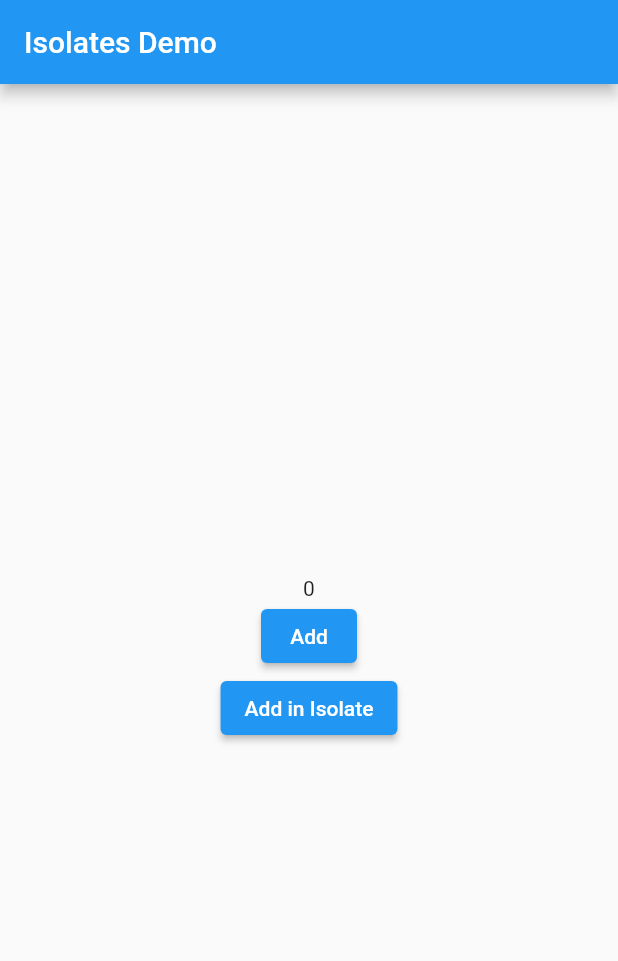
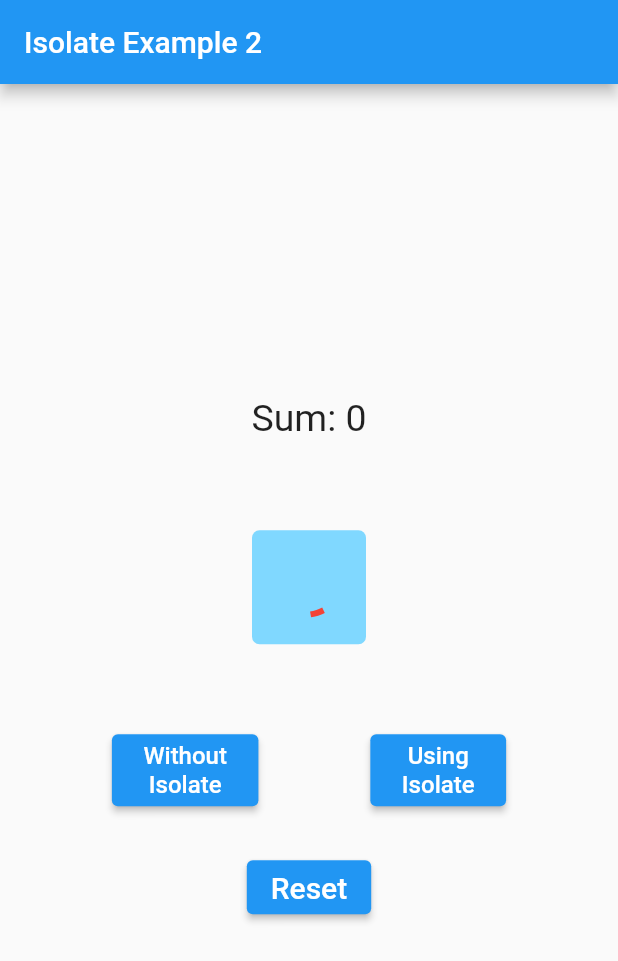
Before and after one commit to md-siam/flutter_multithreading, a Flutter app: the screen it shows after launch, on a phone screen of 412 x 824 dp. Shown: the top 961 px of the screen. Run offline on Flutter 3.47's test engine with Material 2 defaults, Android fonts, the phone set to English and light mode, and no system bars.

Commit message:
Done with example 2

```diff
--- /dev/null
+++ b/lib/2_basic_2/basic_example.dart
@@ -0,0 +1,129 @@
+import 'dart:isolate';
+
+import 'package:flutter/material.dart';
+
+class MyBasicIsolateExample extends StatefulWidget {
+  const MyBasicIsolateExample({Key? key}) : super(key: key);
+
+  @override
+  State<MyBasicIsolateExample> createState() => _MyBasicIsolateExampleState();
+}
+
+class _MyBasicIsolateExampleState extends State<MyBasicIsolateExample> {
+  int sum = 0;
+  final TextStyle _textStyle = const TextStyle(fontSize: 25);
+
+  @override
+  Widget build(BuildContext context) {
+    return Scaffold(
+      appBar: AppBar(title: const Text('Isolate Example 2')),
+      body: Center(
+        child: Column(
+          mainAxisAlignment: MainAxisAlignment.center,
+          children: [
+            Text('Sum: $sum', style: _textStyle),
+            const SizedBox(height: 60),
+            Container(
+              padding: const EdgeInsets.all(20),
+              decoration: BoxDecoration(
+                color: Colors.lightBlueAccent[100],
+                borderRadius: BorderRadius.circular(5.0),
+              ),
+              child: const CircularProgressIndicator(color: Colors.red),
+            ),
+            const SizedBox(height: 60),
+            Row(
+              mainAxisAlignment: MainAxisAlignment.spaceEvenly,
+              children: [
+                ElevatedButton(
+                  onPressed: () {
+                    setState(() {
+                      sum = heavyTaskWithoutIsolate(1000000000);
+                    });
+                    print(sum);
+                  },
+                  child: const Padding(
+                    padding: EdgeInsets.all(5.0),
+                    child: Text(
+                      'Without\nIsolate',
+                      style: TextStyle(fontSize: 16),
+                      textAlign: TextAlign.center,
+                    ),
+                  ),
+                ),
+                ElevatedButton(
+                  onPressed: () async {
+                    final receivePort = ReceivePort(); // for Isolate.spawn()
+
+                    try {
+                      await Isolate.spawn(
+                        heavyTaskUsingIsolate,
+                        receivePort.sendPort,
+                      );
+                    } catch (e) {
+                      print('Error: $e');
+                    }
+
+                    receivePort.listen((calculatedSum) {
+                      setState(() {
+                        sum = calculatedSum;
+                      });
+                      print(calculatedSum);
+                    });
+                  },
+                  child: const Padding(
+                    padding: EdgeInsets.all(5.0),
+                    child: Text(
+                      'Using\nIsolate',
+                      style: TextStyle(fontSize: 16),
+                      textAlign: TextAlign.center,
+                    ),
+                  ),
+                ),
+              ],
+            ),
+            const SizedBox(height: 30),
+            ElevatedButton(
+              onPressed: () {
+                setState(() {
+                  sum = 0;
+                });
+              },
+              child: const Text(
+                'Reset',
+                style: TextStyle(fontSize: 20),
+                textAlign: TextAlign.center,
+              ),
+            ),
+          ],
+        ),
+      ),
+    );
+  }
+
+  /// this [heavyTaskWithoutIsolate] function will pause
+  /// the Circular progress indicator
+  ///
+  int heavyTaskWithoutIsolate(int value) {
+    debugPrint('task started.. 😴');
+    int sum = 0;
+    for (int i = 0; i < value; i++) {
+      sum += i;
+    }
+    debugPrint('task finished.. 😄');
+    return sum;
+  }
+}
+
+/// this method is outside from the main() function
+/// and will be used by: [Isolate.spawn()]
+///
+heavyTaskUsingIsolate(SendPort sendPort) {
+  debugPrint('task started.. 😴');
+  int sum = 0;
+  for (int i = 0; i < 1000000000; i++) {
+    sum += i;
+  }
+  debugPrint('task finished.. 😄');
+  sendPort.send(sum);
+}
--- a/lib/main.dart
+++ b/lib/main.dart
@@ -1,6 +1,7 @@
 import 'package:flutter/material.dart';
 
-import '1_basic/basic_implementation.dart';
+import 'routes.dart';
+
 
 void main() {
   return runApp(const MyApp());
@@ -14,7 +15,8 @@ class MyApp extends StatelessWidget {
       title: 'Flutter Multithreading',
       debugShowCheckedModeBanner: false,
       theme: ThemeData(primarySwatch: Colors.blue),
-      home: const BasicImplementation(),
+      //home: const BasicImplementation(),
+      home: const MyBasicIsolateExample(),
     );
   }
 }
--- /dev/null
+++ b/lib/routes.dart
@@ -0,0 +1,2 @@
+export '1_basic/basic_implementation.dart';
+export '2_basic_2/basic_example.dart';
```
